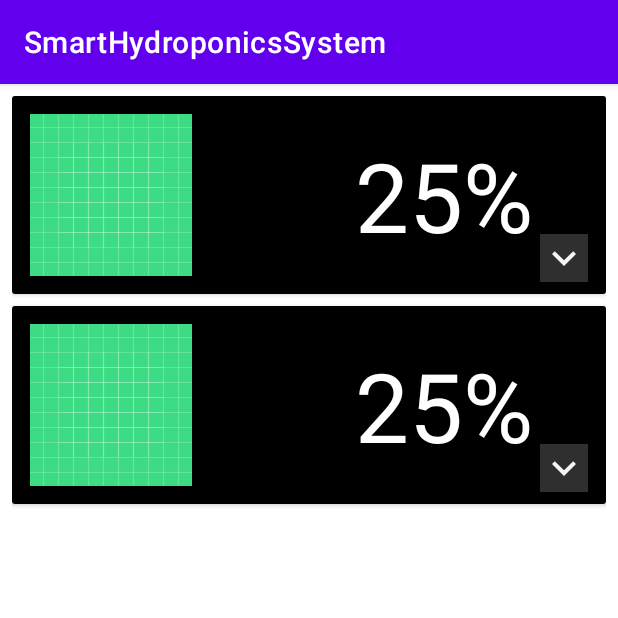
After one commit to gunamkwon/SmartHydroponicsSystem_Refacotring, an Android app: the fragment SensorStatusFragment shown on its own in the app's theme, on a phone screen of 412 x 824 dp, the top half of it. The commit adds this screen. Run offline under Robolectric (Android 15) with nearby library versions, the phone set to English and light mode, and no system bars.

Commit message:
feat: ControlSystemFragment 상세 xml 생성 및 fragement 생성
1. ControSystemFragment 안에 두 가지 탭 들어갈 Fragement 생성 ( SensorStatusFragment / SensorControlFragment )
2. 해당 XML 생성 및 sensor status item 통해 Sensor Item 표시할 XML 생성

```diff
--- /dev/null
+++ b/SmartHydroponicsSystem/app/src/main/java/com/example/smarthydroponicssystem/SensorControlFragment.kt
@@ -0,0 +1,18 @@
+package com.example.smarthydroponicssystem
+
+import android.os.Bundle
+import android.view.LayoutInflater
+import android.view.View
+import android.view.ViewGroup
+import androidx.fragment.app.Fragment
+
+class SensorControlFragment: Fragment() {
+
+    override fun onCreateView(
+        inflater: LayoutInflater,
+        container: ViewGroup?,
+        savedInstanceState: Bundle?
+    ): View? {
+        return super.onCreateView(inflater, container, savedInstanceState)
+    }
+}
--- /dev/null
+++ b/SmartHydroponicsSystem/app/src/main/java/com/example/smarthydroponicssystem/SensorStatusFragment.kt
@@ -0,0 +1,47 @@
+package com.example.smarthydroponicssystem
+
+import android.os.Bundle
+import android.view.LayoutInflater
+import android.view.View
+import android.view.ViewGroup
+import androidx.constraintlayout.widget.ConstraintLayout
+import androidx.fragment.app.Fragment
+import com.example.smarthydroponicssystem.databinding.FragmentControlSystemBinding
+import com.example.smarthydroponicssystem.databinding.FragmentSensorStatusBinding
+import com.example.smarthydroponicssystem.databinding.SensorStatusItemBinding
+
+class SensorStatusFragment: Fragment() {
+
+    private lateinit var binding: FragmentSensorStatusBinding
+
+    override fun onCreateView(
+        inflater: LayoutInflater,
+        container: ViewGroup?,
+        savedInstanceState: Bundle?
+    ): View? {
+        binding = FragmentSensorStatusBinding.inflate(layoutInflater, container, false)
+
+
+        bindTdsSensorView()
+        bindWaterSensorView()
+
+        return binding.root
+    }
+
+
+    private fun bindTdsSensorView() {
+
+        binding.tdsSensorStatus.btnStatusDetail.setOnClickListener {
+
+        }
+    }
+
+    private fun bindWaterSensorView() {
+
+        binding.waterSensorStatus.btnStatusDetail.setOnClickListener {
+
+            //binding.waterSensorStatus.itemCardView.addView(createDetailInfo())
+        }
+    }
+
+}
--- /dev/null
+++ b/SmartHydroponicsSystem/app/src/main/res/drawable/ic_more.xml
@@ -0,0 +1,5 @@
+<vector android:height="24dp" android:tint="#F4F4F4"
+    android:viewportHeight="24" android:viewportWidth="24"
+    android:width="24dp" xmlns:android="http://schemas.android.com/apk/res/android">
+    <path android:fillColor="@android:color/white" android:pathData="M16.59,8.59L12,13.17 7.41,8.59 6,10l6,6 6,-6z"/>
+</vector>
--- /dev/null
+++ b/SmartHydroponicsSystem/app/src/main/res/layout/fragment_control_system.xml
@@ -0,0 +1,35 @@
+<?xml version="1.0" encoding="utf-8"?>
+<androidx.constraintlayout.widget.ConstraintLayout xmlns:android="http://schemas.android.com/apk/res/android"
+    android:layout_width="match_parent"
+    android:layout_height="match_parent"
+    xmlns:app="http://schemas.android.com/apk/res-auto">
+
+    <com.google.android.material.tabs.TabLayout
+        android:id="@+id/tabLayout"
+        android:layout_width="match_parent"
+        android:layout_height="?attr/actionBarSize"
+        app:layout_constraintTop_toTopOf="parent"
+        app:layout_constraintLeft_toLeftOf="parent"
+        app:layout_constraintRight_toRightOf="parent">
+
+        <com.google.android.material.tabs.TabItem
+            android:layout_width="wrap_content"
+            android:layout_height="wrap_content"
+            android:text="센서 상태"/>
+
+       <com.google.android.material.tabs.TabItem
+            android:layout_width="wrap_content"
+            android:layout_height="wrap_content"
+            android:text="원격 관리"/>
+
+    </com.google.android.material.tabs.TabLayout>
+
+    <androidx.viewpager2.widget.ViewPager2
+        android:layout_width="0dp"
+        android:layout_height="0dp"
+        app:layout_constraintTop_toBottomOf="@id/tabLayout"
+        app:layout_constraintBottom_toBottomOf="parent"
+        app:layout_constraintLeft_toLeftOf="parent"
+        app:layout_constraintRight_toRightOf="parent"/>
+
+</androidx.constraintlayout.widget.ConstraintLayout>
--- /dev/null
+++ b/SmartHydroponicsSystem/app/src/main/res/layout/fragment_sensor_status.xml
@@ -0,0 +1,27 @@
+<?xml version="1.0" encoding="utf-8"?>
+<androidx.constraintlayout.widget.ConstraintLayout xmlns:android="http://schemas.android.com/apk/res/android"
+    android:layout_width="match_parent"
+    android:layout_height="match_parent"
+    android:layout_margin="8dp">
+
+    <LinearLayout
+        android:layout_width="match_parent"
+        android:layout_height="match_parent"
+        android:orientation="vertical">
+
+        <include
+            android:id="@+id/tds_sensor_status"
+            layout="@layout/sensor_status_item"
+            android:layout_width="match_parent"
+            android:layout_height="wrap_content"
+            android:layout_marginBottom="8dp"/>
+
+        <include
+            android:id="@+id/water_sensor_status"
+            layout="@layout/sensor_status_item"
+            android:layout_width="match_parent"
+            android:layout_height="wrap_content"/>
+
+    </LinearLayout>
+
+</androidx.constraintlayout.widget.ConstraintLayout>
--- /dev/null
+++ b/SmartHydroponicsSystem/app/src/main/res/layout/sensor_status_item.xml
@@ -0,0 +1,53 @@
+<?xml version="1.0" encoding="utf-8"?>
+<androidx.cardview.widget.CardView
+    android:id="@+id/item_cardView"
+    xmlns:android="http://schemas.android.com/apk/res/android"
+    xmlns:app="http://schemas.android.com/apk/res-auto"
+    android:layout_height="150dp"
+    android:layout_width="match_parent"
+    android:layout_margin="8dp">
+
+    <androidx.constraintlayout.widget.ConstraintLayout
+        android:layout_width="match_parent"
+        android:layout_height="match_parent"
+        android:background="@color/black">
+
+        <ImageView
+            android:id="@+id/sensor_image"
+            android:layout_width="wrap_content"
+            android:layout_height="wrap_content"
+            app:layout_constraintBottom_toBottomOf="parent"
+            app:layout_constraintLeft_toLeftOf="parent"
+            app:layout_constraintTop_toTopOf="parent"
+            android:layout_marginLeft="12dp"
+            android:layout_marginTop="12dp"
+            android:layout_marginBottom="12dp"
+            android:src="@drawable/ic_launcher_background"/>
+
+        <TextView
+            android:id="@+id/sensor_status_value"
+            android:layout_width="wrap_content"
+            android:layout_height="wrap_content"
+            android:text="25%"
+            android:textSize="64sp"
+            android:textColor="@color/white"
+            app:layout_constraintRight_toLeftOf="@id/btn_status_detail"
+            app:layout_constraintTop_toTopOf="parent"
+            app:layout_constraintBottom_toBottomOf="parent"
+            app:layout_constraintHorizontal_bias="0.96"
+            app:layout_constraintLeft_toRightOf="@id/sensor_image"/>
+
+        <ImageButton
+            android:id="@+id/btn_status_detail"
+            android:layout_width="32dp"
+            android:layout_height="32dp"
+            android:layout_marginRight="12dp"
+            android:layout_marginBottom="8dp"
+            android:background="@color/gray"
+            android:scaleType="centerCrop"
+            android:src="@drawable/ic_more"
+            app:layout_constraintBottom_toBottomOf="parent"
+            app:layout_constraintRight_toRightOf="parent" />
+
+    </androidx.constraintlayout.widget.ConstraintLayout>
+</androidx.cardview.widget.CardView>
--- a/SmartHydroponicsSystem/app/src/main/res/values/colors.xml
+++ b/SmartHydroponicsSystem/app/src/main/res/values/colors.xml
@@ -7,4 +7,5 @@
     <color name="teal_700">#FF018786</color>
     <color name="black">#FF000000</color>
     <color name="white">#FFFFFFFF</color>
+    <color name="gray">#2F2F2F</color>
 </resources>
```
